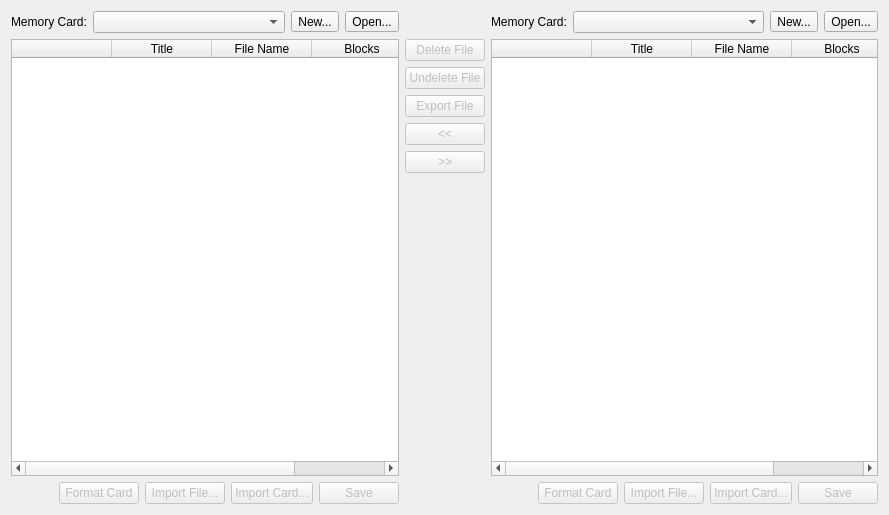
First picture: the form in src/duckstation-qt/memorycardeditordialog.ui, repository kofxi3584karlayang/duckstation, before the edit.
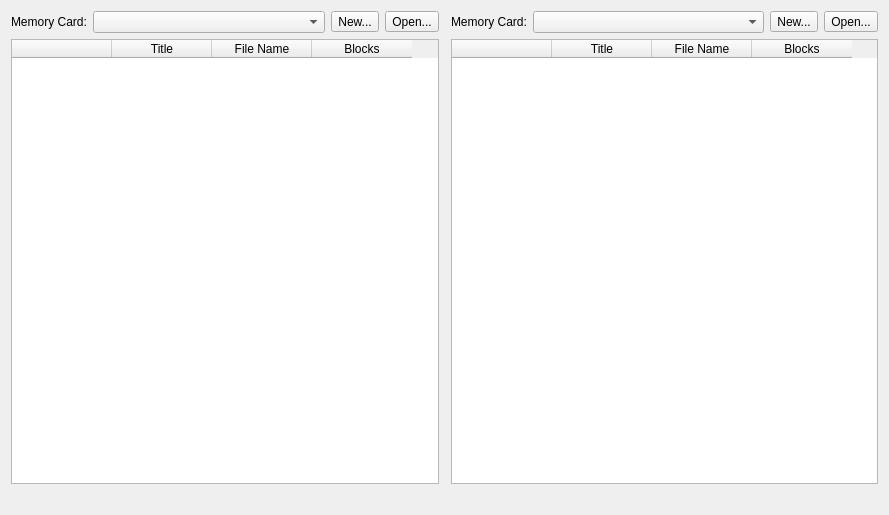
Second picture: the form after the edit. Icons and pictures are not drawn.

Commit message: Migrate most dialogs to use QDialogButtonBox

Diff of the .ui file:
```diff
--- a/src/duckstation-qt/memorycardeditordialog.ui
+++ b/src/duckstation-qt/memorycardeditordialog.ui
@@ -97,7 +97,7 @@
     </layout>
    </item>
    <item row="2" column="3">
-    <layout class="QHBoxLayout" name="horizontalLayout_3" stretch="1,0,0,0,0">
+    <layout class="QHBoxLayout" name="horizontalLayout_3" stretch="1,0">
      <item>
       <widget class="QLabel" name="cardBUsage">
        <property name="text">
@@ -106,49 +106,16 @@
       </widget>
      </item>
      <item>
-      <widget class="QPushButton" name="formatCardB">
-       <property name="enabled">
-        <bool>false</bool>
-       </property>
-       <property name="text">
-        <string>Format Card</string>
-       </property>
-      </widget>
-     </item>
-     <item>
-      <widget class="QPushButton" name="importFileToCardB">
-       <property name="enabled">
-        <bool>false</bool>
-       </property>
-       <property name="text">
-        <string>Import File...</string>
-       </property>
-      </widget>
-     </item>
-     <item>
-      <widget class="QPushButton" name="importCardB">
-       <property name="enabled">
-        <bool>false</bool>
-       </property>
-       <property name="text">
-        <string>Import Card...</string>
-       </property>
-      </widget>
-     </item>
-     <item>
-      <widget class="QPushButton" name="saveCardB">
-       <property name="enabled">
-        <bool>false</bool>
-       </property>
-       <property name="text">
-        <string>Save</string>
+      <widget class="QDialogButtonBox" name="buttonBoxB">
+       <property name="standardButtons">
+        <set>QDialogButtonBox::NoButton</set>
        </property>
       </widget>
      </item>
     </layout>
    </item>
    <item row="2" column="0">
-    <layout class="QHBoxLayout" name="horizontalLayout_4" stretch="1,0,0,0,0">
+    <layout class="QHBoxLayout" name="horizontalLayout_4" stretch="1,0">
      <item>
       <widget class="QLabel" name="cardAUsage">
        <property name="text">
@@ -157,42 +124,9 @@
       </widget>
      </item>
      <item>
-      <widget class="QPushButton" name="formatCardA">
-       <property name="enabled">
-        <bool>false</bool>
-       </property>
-       <property name="text">
-        <string>Format Card</string>
-       </property>
-      </widget>
-     </item>
-     <item>
-      <widget class="QPushButton" name="importFileToCardA">
-       <property name="enabled">
-        <bool>false</bool>
-       </property>
-       <property name="text">
-        <string>Import File...</string>
-       </property>
-      </widget>
-     </item>
-     <item>
-      <widget class="QPushButton" name="importCardA">
-       <property name="enabled">
-        <bool>false</bool>
-       </property>
-       <property name="text">
-        <string>Import Card...</string>
-       </property>
-      </widget>
-     </item>
-     <item>
-      <widget class="QPushButton" name="saveCardA">
-       <property name="enabled">
-        <bool>false</bool>
-       </property>
-       <property name="text">
-        <string>Save</string>
+      <widget class="QDialogButtonBox" name="buttonBoxA">
+       <property name="standardButtons">
+        <set>QDialogButtonBox::NoButton</set>
        </property>
       </widget>
      </item>
@@ -276,72 +210,15 @@
      </column>
     </widget>
    </item>
-   <item row="1" column="2">
-    <layout class="QVBoxLayout" name="verticalLayout_3">
-     <item>
-      <widget class="QPushButton" name="deleteFile">
-       <property name="enabled">
-        <bool>false</bool>
-       </property>
-       <property name="text">
-        <string>Delete File</string>
-       </property>
-      </widget>
-     </item>
-    <item>
-      <widget class="QPushButton" name="undeleteFile">
-       <property name="enabled">
-        <bool>false</bool>
-       </property>
-       <property name="text">
-        <string>Undelete File</string>
-       </property>
-      </widget>
-     </item>
-     <item>
-      <widget class="QPushButton" name="exportFile">
-       <property name="enabled">
-        <bool>false</bool>
-       </property>
-       <property name="text">
-        <string>Export File</string>
-       </property>
-      </widget>
-     </item>
-     <item>
-      <widget class="QPushButton" name="moveLeft">
-       <property name="enabled">
-        <bool>false</bool>
-       </property>
-       <property name="text">
-        <string>&lt;&lt;</string>
-       </property>
-      </widget>
-     </item>
-     <item>
-      <widget class="QPushButton" name="moveRight">
-       <property name="enabled">
-        <bool>false</bool>
-       </property>
-       <property name="text">
-        <string>&gt;&gt;</string>
-       </property>
-      </widget>
-     </item>
-     <item>
-      <spacer name="verticalSpacer_2">
-       <property name="orientation">
-        <enum>Qt::Vertical</enum>
-       </property>
-       <property name="sizeHint" stdset="0">
-        <size>
-         <width>20</width>
-         <height>40</height>
-        </size>
-       </property>
-      </spacer>
-     </item>
-    </layout>
+   <item row="1" column="1">
+    <widget class="QDialogButtonBox" name="centerButtonBox">
+     <property name="orientation">
+      <enum>Qt::Vertical</enum>
+     </property>
+     <property name="standardButtons">
+      <set>QDialogButtonBox::NoButton</set>
+     </property>
+    </widget>
    </item>
   </layout>
  </widget>
```
The commit also changes 14 other files.
